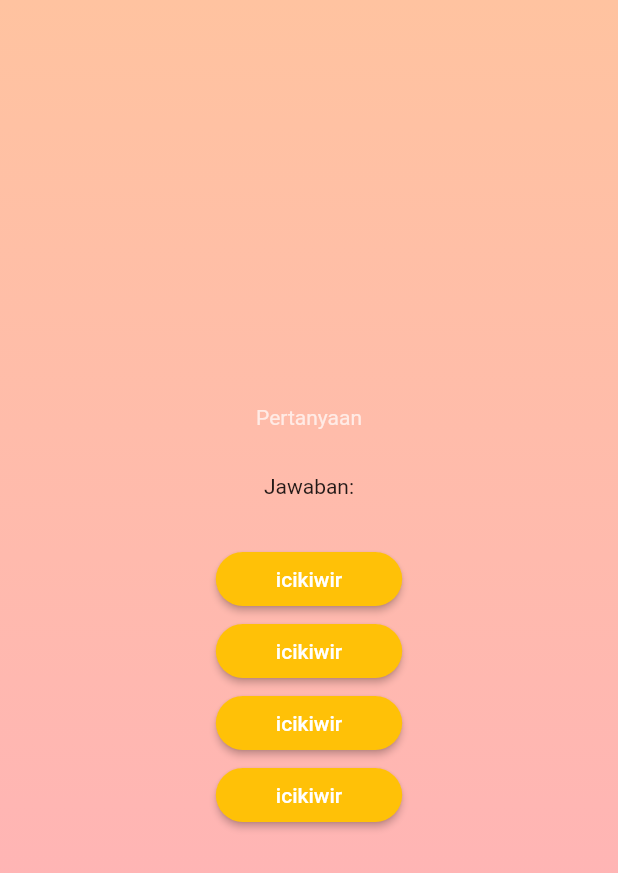
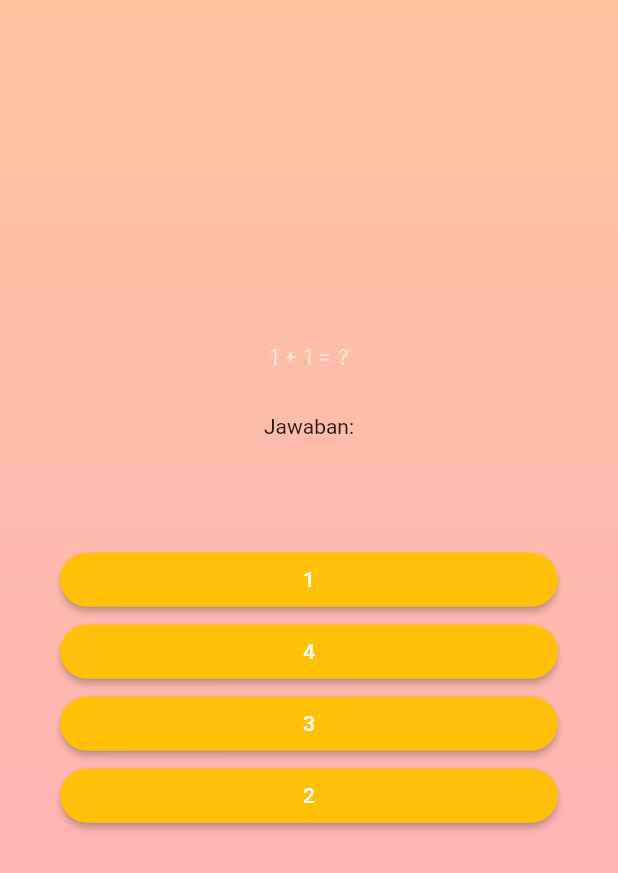
Before and after one commit to YudhaDev/flutter-quiz, a Flutter app: the screen it shows after launch, after a tap on "Mulai Quiz", on a phone screen of 412 x 824 dp. Shown: the top 873 px of the screen. Run offline on Flutter 3.47's test engine with Material 2 defaults, Android fonts, the phone set to English and light mode, and no system bars; our stand-ins replace flutter_svg, fluttertoast, google_fonts.

Commit message:
progres result view

```diff
--- a/lib/button_answer.dart
+++ b/lib/button_answer.dart
@@ -1,7 +1,8 @@
 import 'package:flutter/material.dart';
 
 class ButtonAnswer extends StatelessWidget {
-  ButtonAnswer({super.key, required this.textButton, required this.onClick});
+  const ButtonAnswer(
+      {super.key, required this.textButton, required this.onClick});
 
   final String textButton;
   final void Function() onClick;
@@ -9,9 +10,9 @@ class ButtonAnswer extends StatelessWidget {
   @override
   Widget build(BuildContext context) {
     return ElevatedButton(
-        onPressed: this.onClick,
+        onPressed: onClick,
         style: ElevatedButton.styleFrom(
-            padding: EdgeInsets.symmetric(
+            padding: const EdgeInsets.symmetric(
               horizontal: 40,
               vertical: 10,
             ),
@@ -19,6 +20,6 @@ class ButtonAnswer extends StatelessWidget {
             foregroundColor: Colors.white,
             shape: RoundedRectangleBorder(
                 borderRadius: BorderRadius.circular(40))),
-        child: Text(this.textButton));
+        child: Text(textButton));
   }
 }
--- a/lib/data/questions.dart
+++ b/lib/data/questions.dart
@@ -1,8 +1,11 @@
 import 'package:quiz_app/models/quizquestion.dart';
 
 var questions = [
-  QuizQuestion("1 + 1 = ?", ["1", "2", "3", "4"]),
-  QuizQuestion("32 + 1 = ?", ["10", "33", "45"]),
-  QuizQuestion("Merah + Kuning = ? ", ["Biru", "Oranye", "Hijau"]),
-  QuizQuestion("Kucing suka makan apa?", ["Tahu", "Ikan", "Sayur", "Sosis"])
+  QuizQuestion("1 + 1 = ?", ["2", "1", "3", "4"]),
+  QuizQuestion("32 + 1 = ?", ["33", "10", "45"]),
+  QuizQuestion("Merah + Kuning = ? ", ["Oranye", "Ungu", "Hijau"]),
+  QuizQuestion("Kucing suka makan apa?", ["Ikan", "Telur", "Sayur", "Sosis"]),
+  QuizQuestion(
+      "Lorem ipsum dolor sit amet, consectetur adipiscing elit. Curabitur tempor dolor sapien, vitae pharetra enim ornare sit amet. Etiam eu fringilla arcu. Phasellus a efficitur nisi, vel suscipit mi. Phasellus at magna pulvinar, porta felis nec, mollis ex. Etiam venenatis pulvinar dui, vitae euismod ante. Aliquam vel risus sit amet felis sollicitudin pellentesque. Nulla lacinia aliquam tortor et accumsan.",
+      ["Yes", "No", "No", "Nonom"]),
 ];
--- a/lib/models/quizquestion.dart
+++ b/lib/models/quizquestion.dart
@@ -3,4 +3,10 @@ class QuizQuestion {
 
   final String text;
   final List<String> answers;
+
+  List<String> RandomPositionAnswer() {
+    final RandomedAnswer = List.of(answers);
+    RandomedAnswer.shuffle();
+    return RandomedAnswer;
+  }
 }
--- a/lib/quiz.dart
+++ /dev/null
@@ -1,45 +0,0 @@
-import 'package:flutter/material.dart';
-import 'package:quiz_app/start_view.dart';
-import 'package:quiz_app/quiz_view.dart';
-
-class Quiz extends StatefulWidget {
-  Quiz({super.key});
-
-  @override
-  State<Quiz> createState() {
-    return _QuizState();
-  }
-}
-
-class _QuizState extends State<Quiz> {
-  Widget? viewNow;
-
-  @override
-  void initState() {
-    viewNow = StartView(switchScreen);
-    super.initState();
-  }
-
-  void switchScreen() {
-    setState(() {
-      viewNow = QuizView();
-    });
-  }
-
-  @override
-  Widget build(context) {
-    return MaterialApp(
-      home: Scaffold(
-        body: Container(
-          decoration: const BoxDecoration(
-              gradient: LinearGradient(colors: [
-            Color.fromARGB(255, 255, 195, 160),
-            Color.fromARGB(255, 255, 175, 189)
-          ], begin: Alignment.topCenter, end: Alignment.bottomCenter)),
-          child: Center(child: viewNow),
-        ),
-      ),
-      theme: ThemeData(primaryColor: Color.fromARGB(255, 255, 195, 160)),
-    );
-  }
-}
--- /dev/null
+++ b/lib/quiz_main.dart
@@ -0,0 +1,82 @@
+import 'package:flutter/material.dart';
+import 'package:quiz_app/data/questions.dart';
+import 'package:quiz_app/quiz_start_view.dart';
+import 'package:quiz_app/quiz_view.dart';
+import 'package:fluttertoast/fluttertoast.dart';
+import 'package:quiz_app/quiz_ends.dart';
+
+class Quiz extends StatefulWidget {
+  Quiz({super.key});
+
+  @override
+  State<Quiz> createState() {
+    return _QuizState();
+  }
+}
+
+class _QuizState extends State<Quiz> {
+  List<String> list_jawaban_pilihan_user = [];
+  Widget? viewNow;
+
+  @override
+  void initState() {
+    viewNow = StartView(toQuiz);
+    super.initState();
+  }
+
+  void simpanJawabanUser(String jawabanUser) {
+    list_jawaban_pilihan_user.add(jawabanUser);
+    Fluttertoast.showToast(
+        msg: list_jawaban_pilihan_user.toString(),
+        gravity: ToastGravity.BOTTOM,
+        toastLength: Toast.LENGTH_LONG);
+
+    if (list_jawaban_pilihan_user.length == questions.length) {
+      var jawaban_yang_benar = 0;
+      for (var (index, String jawaban) in list_jawaban_pilihan_user.indexed) {
+        if (jawaban == questions[index].answers[0]) {
+          jawaban_yang_benar += 1;
+        }
+      }
+      setState(() {
+        viewNow = QuizEnds(
+          jawaban_yang_benar: jawaban_yang_benar,
+          restartQuiz: restartQuiz,
+          jawaban_user: list_jawaban_pilihan_user,
+        );
+      });
+    }
+  }
+
+  void restartQuiz() {
+    list_jawaban_pilihan_user = [];
+    setState(() {
+      viewNow = StartView(toQuiz);
+    });
+  }
+
+  void toQuiz() {
+    setState(() {
+      viewNow = QuizView(
+        simpanjawabanUser: simpanJawabanUser,
+      );
+    });
+  }
+
+  @override
+  Widget build(context) {
+    return MaterialApp(
+      home: Scaffold(
+        body: Container(
+          decoration: const BoxDecoration(
+              gradient: LinearGradient(colors: [
+            Color.fromARGB(255, 255, 195, 160),
+            Color.fromARGB(255, 255, 175, 189)
+          ], begin: Alignment.topCenter, end: Alignment.bottomCenter)),
+          child: Center(child: viewNow),
+        ),
+      ),
+      theme: ThemeData(primaryColor: Color.fromARGB(255, 255, 195, 160)),
+    );
+  }
+}
--- a/lib/quiz_view.dart
+++ b/lib/quiz_view.dart
@@ -1,8 +1,12 @@
 import 'package:flutter/material.dart';
 import 'package:quiz_app/button_answer.dart';
+import 'package:quiz_app/data/questions.dart';
+import 'package:google_fonts/google_fonts.dart';
 
 class QuizView extends StatefulWidget {
-  QuizView({super.key});
+  const QuizView({super.key, required this.simpanjawabanUser});
+
+  final void Function(String jawaban) simpanjawabanUser;
 
   @override
   State<QuizView> createState() {
@@ -11,28 +15,49 @@ class QuizView extends StatefulWidget {
 }
 
 class _QuizViewState extends State<QuizView> {
+  var current_question_index = 0;
+
+  incrementQuestionIndex(String jawaban) {
+    widget.simpanjawabanUser(jawaban);
+    setState(() {
+      current_question_index += 1;
+    });
+  }
+
   @override
   Widget build(context) {
+    final currentQuestion = questions[current_question_index];
     return Column(
       mainAxisSize: MainAxisSize.min,
       children: [
         Text(
-          "Pertanyaan",
-          style: TextStyle(color: Colors.white70),
+          currentQuestion.text,
+          style: GoogleFonts.inter(color: Colors.white60),
         ),
         Column(
           children: [
-            SizedBox(
+            const SizedBox(
               height: 30,
             ),
-            Text("Jawaban:"),
-            SizedBox(
+            const Text("Jawaban:"),
+            const SizedBox(
               height: 30,
             ),
-            ButtonAnswer(textButton: "icikiwir", onClick: () {}),
-            ButtonAnswer(textButton: "icikiwir", onClick: () {}),
-            ButtonAnswer(textButton: "icikiwir", onClick: () {}),
-            ButtonAnswer(textButton: "icikiwir", onClick: () {}),
+            Container(
+              margin: const EdgeInsets.all(40),
+              child: Column(
+                crossAxisAlignment: CrossAxisAlignment.stretch,
+                children: [
+                  ...currentQuestion.RandomPositionAnswer().map((answer) {
+                    return ButtonAnswer(
+                        textButton: answer,
+                        onClick: () {
+                          incrementQuestionIndex(answer);
+                        });
+                  }),
+                ],
+              ),
+            ),
           ],
         )
       ],
--- a/pubspec.yaml
+++ b/pubspec.yaml
@@ -36,6 +36,7 @@ dependencies:
   # The following adds the Cupertino Icons font to your application.
   # Use with the CupertinoIcons class for iOS style icons.
   cupertino_icons: ^1.0.2
+  google_fonts: ^5.1.0
 
 dev_dependencies:
   flutter_test:
```
Also changed, not shown: lib/main.dart (+8 -1 lines), lib/quiz_ends.dart (added, +65 -0 lines), lib/quiz_start_view.dart (renamed from lib/start_view.dart), pubspec.lock, 2 other files.
